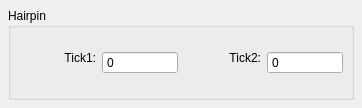
musescore/musescore-old, file mscore/mscore/hairpin.ui: the form before one commit.
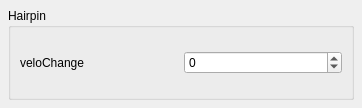
The form after the commit.

The edit to the form file:
```diff
--- a/mscore/mscore/hairpin.ui
+++ b/mscore/mscore/hairpin.ui
@@ -28,70 +28,23 @@
      <property name="flat">
       <bool>false</bool>
      </property>
-     <layout class="QVBoxLayout">
-      <property name="spacing">
-       <number>6</number>
-      </property>
-      <property name="margin">
-       <number>8</number>
-      </property>
+     <layout class="QVBoxLayout" name="verticalLayout">
       <item>
-       <layout class="QHBoxLayout">
-        <property name="spacing">
-         <number>6</number>
-        </property>
-        <property name="margin">
-         <number>0</number>
-        </property>
+       <layout class="QHBoxLayout" name="horizontalLayout">
         <item>
          <widget class="QLabel" name="label">
           <property name="text">
-           <string notr="true">Tick1:</string>
+           <string notr="true">veloChange</string>
           </property>
-          <property name="textFormat">
-           <enum>Qt::PlainText</enum>
-          </property>
-          <property name="alignment">
-           <set>Qt::AlignRight</set>
-          </property>
          </widget>
         </item>
         <item>
-         <widget class="QSpinBox" name="tick1">
-          <property name="readOnly">
-           <bool>true</bool>
+         <widget class="QSpinBox" name="veloChange">
+          <property name="minimum">
+           <number>-127</number>
           </property>
-          <property name="buttonSymbols">
-           <enum>QAbstractSpinBox::NoButtons</enum>
-          </property>
           <property name="maximum">
-           <number>999999</number>
-          </property>
-         </widget>
-        </item>
-        <item>
-         <widget class="QLabel" name="label_2">
-          <property name="text">
-           <string notr="true">Tick2:</string>
-          </property>
-          <property name="textFormat">
-           <enum>Qt::PlainText</enum>
-          </property>
-          <property name="alignment">
-           <set>Qt::AlignRight</set>
-          </property>
-         </widget>
-        </item>
-        <item>
-         <widget class="QSpinBox" name="tick2">
-          <property name="readOnly">
-           <bool>true</bool>
-          </property>
-          <property name="buttonSymbols">
-           <enum>QAbstractSpinBox::NoButtons</enum>
-          </property>
-          <property name="maximum">
-           <number>999999</number>
+           <number>127</number>
           </property>
          </widget>
         </item>
```
